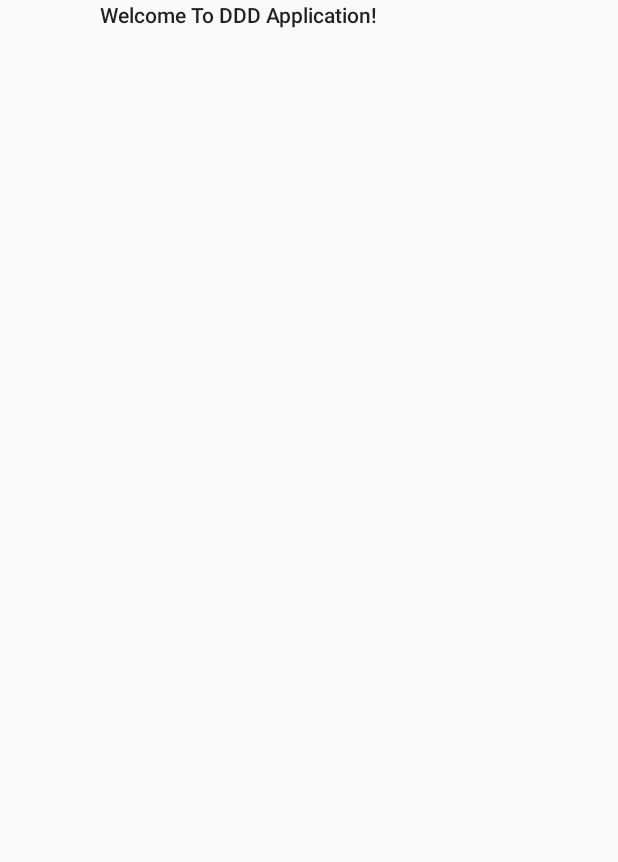
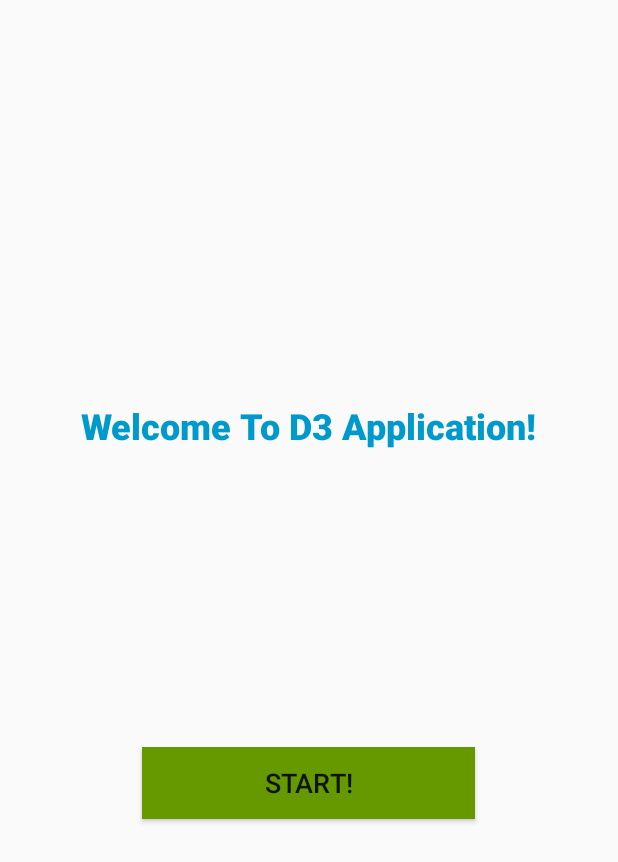
Before and after one commit to vimmis/DDD_project, an Android app: the screen it shows after launch (MainActivity), on a phone screen of 412 x 824 dp. Shown: the top 862 px of the screen. Run offline under Robolectric (Android 15) with nearby library versions, the phone set to English and light mode, and no system bars.

```diff
--- a/app/src/main/res/layout/activity_main.xml
+++ b/app/src/main/res/layout/activity_main.xml
@@ -4,13 +4,29 @@
     android:layout_width="match_parent"
     android:layout_height="match_parent"
     android:orientation="vertical"
-    tools:context="MainActivity">
+    android:gravity="center"
+    tools:context="MainActivity"
+    android:weightSum="1">
 
     <TextView
         android:id="@+id/textView"
-        android:layout_width="match_parent"
-        android:layout_height="match_parent"
-        android:text="                    Welcome To DDD Application!"
+        android:layout_width="wrap_content"
+        android:layout_height="wrap_content"
+        android:layout_weight="0.26"
+        android:text="Welcome To D3 Application!"
+        android:textAlignment="center"
         android:textAppearance="@style/TextAppearance.AppCompat.Body2"
+        android:textColor="@android:color/holo_blue_dark"
+        android:textSize="24sp"
+        android:textStyle="bold"
         android:visibility="visible" />
+
+    <Button
+        android:id="@+id/start_stop"
+        android:layout_width="222dp"
+        android:layout_height="wrap_content"
+        android:layout_margin="10dp"
+        android:background="@android:color/holo_green_dark"
+        android:text="Start!"
+        android:textSize="18sp" />
 </LinearLayout>
```
